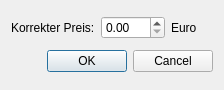
Qt form TuKi-Basar/PrizeCorrection.ui (Ulle84/UllesSourceCode) before a commit.
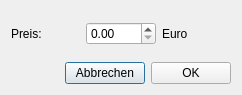
The same form after that commit.

Patch:
```diff
--- a/TuKi-Basar/PrizeCorrection.ui
+++ b/TuKi-Basar/PrizeCorrection.ui
@@ -6,46 +6,71 @@
    <rect>
     <x>0</x>
     <y>0</y>
-    <width>224</width>
-    <height>90</height>
+    <width>242</width>
+    <height>95</height>
    </rect>
   </property>
   <property name="windowTitle">
    <string>Preis-Korrektur</string>
   </property>
-  <layout class="QGridLayout" name="gridLayout">
-   <item row="0" column="0">
+  <layout class="QVBoxLayout" name="verticalLayout">
+   <item>
+    <layout class="QHBoxLayout" name="horizontalLayout">
+     <item>
     <widget class="QLabel" name="label">
      <property name="text">
-      <string>Korrekter Preis:</string>
+        <string>Preis:</string>
      </property>
     </widget>
    </item>
-   <item row="0" column="1">
+     <item>
     <widget class="QDoubleSpinBox" name="doubleSpinBoxPrize">
      <property name="maximum">
       <double>999.990000000000009</double>
      </property>
     </widget>
    </item>
-   <item row="0" column="2">
+     <item>
     <widget class="QLabel" name="label_2">
      <property name="text">
       <string>Euro</string>
      </property>
     </widget>
    </item>
-   <item row="1" column="0" colspan="3">
-    <widget class="QDialogButtonBox" name="buttonBox">
+    </layout>
+   </item>
+   <item>
+    <layout class="QHBoxLayout" name="horizontalLayout_2">
+     <item>
+      <spacer name="horizontalSpacer">
      <property name="orientation">
       <enum>Qt::Horizontal</enum>
      </property>
-     <property name="standardButtons">
-      <set>QDialogButtonBox::Cancel|QDialogButtonBox::Ok</set>
-     </property>
-    </widget>
-   </item>
-  </layout>
+       <property name="sizeHint" stdset="0">
+        <size>
+         <width>40</width>
+         <height>20</height>
+        </size>
+       </property>
+      </spacer>
+     </item>
+     <item>
+      <widget class="QPushButton" name="pushButtonCancel">
+       <property name="text">
+        <string>Abbrechen</string>
+       </property>
+      </widget>
+     </item>
+     <item>
+      <widget class="QPushButton" name="pushButtonOK">
+       <property name="text">
+        <string>OK</string>
+       </property>
+      </widget>
+     </item>
+    </layout>
+   </item>
+  </layout>
  </widget>
  <resources/>
  <connections>
```
Left out of the diff: 40 changed lines with no effect on the pictures. Lines whose indentation alone changed are shown as unchanged.
